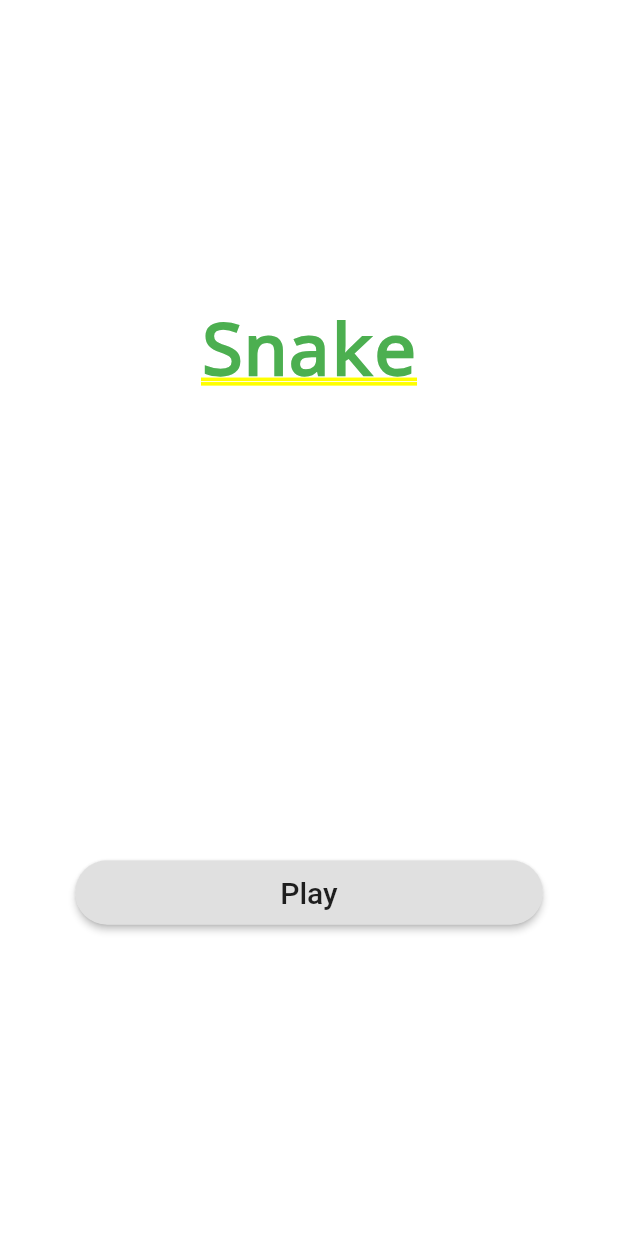
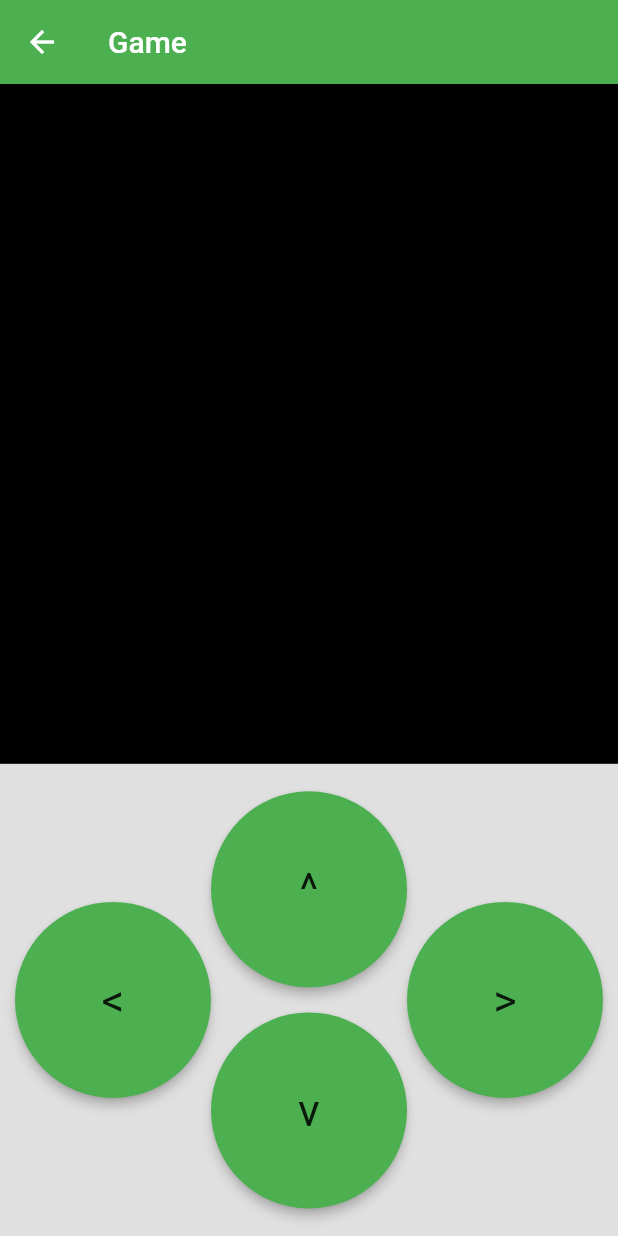
Before and after one commit to MattAgn/SnakeFlutter, a Flutter app: the screen it shows after launch, on a phone screen of 412 x 824 dp. Run offline on Flutter 3.47's test engine with Material 2 defaults, Android fonts, the phone set to English and light mode, and no system bars.

Commit message:
:sparkles: (add game board screen)

```diff
--- a/lib/main.dart
+++ b/lib/main.dart
@@ -1,4 +1,5 @@
 import 'package:flutter/material.dart';
+import 'package:snake_game/screens/game_board.dart';
 import 'package:snake_game/screens/landing.dart';
 
 void main() => runApp(MyApp());
@@ -12,7 +13,11 @@ class MyApp extends StatelessWidget {
       theme: ThemeData(
         primaryColor: Colors.green,
       ),
-      home: Landing(),
+      initialRoute: "/game_board",
+      routes: {
+        "/": (context) => Landing(),
+        "/game_board": (context) => GameBoard()
+      },
     );
   }
 }
--- /dev/null
+++ b/lib/screens/game_board.dart
@@ -0,0 +1,53 @@
+import 'package:flutter/material.dart';
+import 'package:snake_game/widgets/control_button.dart';
+
+class GameBoard extends StatelessWidget {
+  @override
+  Widget build(BuildContext context) {
+    return Scaffold(
+      backgroundColor: Colors.grey[300],
+      appBar: AppBar(
+        title: Text("Game"),
+      ),
+      body: SafeArea(
+        child: Column(
+          mainAxisSize: MainAxisSize.max,
+          children: <Widget>[
+            Container(
+              color: Colors.black,
+              height: MediaQuery.of(context).size.height * 0.55,
+            ),
+            Expanded(
+              child: Container(
+                padding: EdgeInsets.all(10),
+                child: Row(
+                  mainAxisSize: MainAxisSize.max,
+                  crossAxisAlignment: CrossAxisAlignment.stretch,
+                  children: <Widget>[
+                    ControlButton(
+                      text: "<",
+                      onPress: () {},
+                    ),
+                    Expanded(
+                      child: Column(
+                        crossAxisAlignment: CrossAxisAlignment.stretch,
+                        children: <Widget>[
+                          ControlButton(onPress: () {}, text: "^"),
+                          ControlButton(text: "v", onPress: () {}),
+                        ],
+                      ),
+                    ),
+                    ControlButton(
+                      text: ">",
+                      onPress: () {},
+                    ),
+                  ],
+                ),
+              ),
+            ),
+          ],
+        ),
+      ),
+    );
+  }
+}
--- a/lib/screens/landing.dart
+++ b/lib/screens/landing.dart
@@ -1,6 +1,12 @@
 import 'package:flutter/material.dart';
 
 class Landing extends StatelessWidget {
+  onPlay(context) {
+    return () {
+      Navigator.pushNamed(context, "/game_board");
+    };
+  }
+
   @override
   Widget build(BuildContext context) {
     return SafeArea(
@@ -20,7 +26,7 @@ class Landing extends StatelessWidget {
                 "Play",
                 style: TextStyle(fontSize: 20),
               ),
-              onPressed: () {},
+              onPressed: onPlay(context),
               padding: EdgeInsets.all(10),
               shape: RoundedRectangleBorder(
                 borderRadius: BorderRadius.all(Radius.circular(50)),
--- /dev/null
+++ b/lib/widgets/control_button.dart
@@ -0,0 +1,22 @@
+import 'package:flutter/material.dart';
+
+class ControlButton extends StatelessWidget {
+  final String text;
+  final Function onPress;
+
+  ControlButton({@required this.text, @required this.onPress});
+
+  @override
+  Widget build(BuildContext context) {
+    return Expanded(
+      child: RawMaterialButton(
+        child: Text(this.text, style: TextStyle(fontSize: 30)),
+        onPressed: this.onPress,
+        padding: EdgeInsets.all(40),
+        elevation: 3,
+        fillColor: Colors.green,
+        shape: CircleBorder(),
+      ),
+    );
+  }
+}
```
